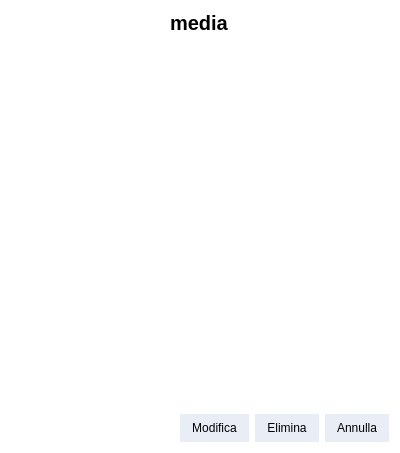
Above: viewmediadialog.ui from BigBuckBunny12/Progetto-PAO before the change. Below: the same form after it.
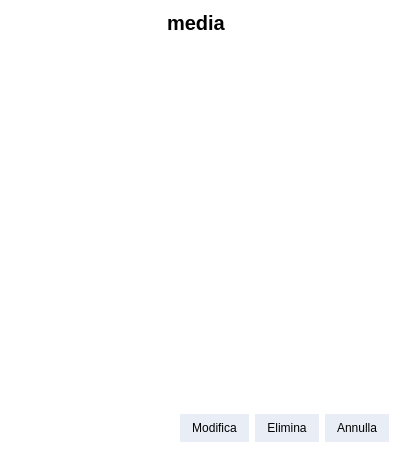
That is the form after the change.

Diff of the .ui file:
```diff
--- a/viewmediadialog.ui
+++ b/viewmediadialog.ui
@@ -18,7 +18,7 @@
   </property>
   <layout class="QVBoxLayout" name="verticalLayout">
    <item>
-    <layout class="QHBoxLayout" name="horizontalLayout" stretch="0">
+    <layout class="QHBoxLayout" name="topLayout" stretch="0,0,0,0">
      <property name="spacing">
       <number>0</number>
      </property>
@@ -28,6 +28,19 @@
      <property name="bottomMargin">
       <number>0</number>
      </property>
+     <item>
+      <spacer name="topLeftSpacer">
+       <property name="orientation">
+        <enum>Qt::Orientation::Horizontal</enum>
+       </property>
+       <property name="sizeHint" stdset="0">
+        <size>
+         <width>40</width>
+         <height>20</height>
+        </size>
+       </property>
+      </spacer>
+     </item>
      <item>
       <widget class="QLabel" name="mediaTitle">
        <property name="sizePolicy">
@@ -61,6 +74,26 @@
        </property>
       </widget>
      </item>
+     <item>
+      <spacer name="topRightSpacer">
+       <property name="orientation">
+        <enum>Qt::Orientation::Horizontal</enum>
+       </property>
+       <property name="sizeHint" stdset="0">
+        <size>
+         <width>40</width>
+         <height>20</height>
+        </size>
+       </property>
+      </spacer>
+     </item>
+     <item>
+      <widget class="QLabel" name="mediaIcon">
+       <property name="text">
+        <string/>
+       </property>
+      </widget>
+     </item>
     </layout>
    </item>
    <item>
```
